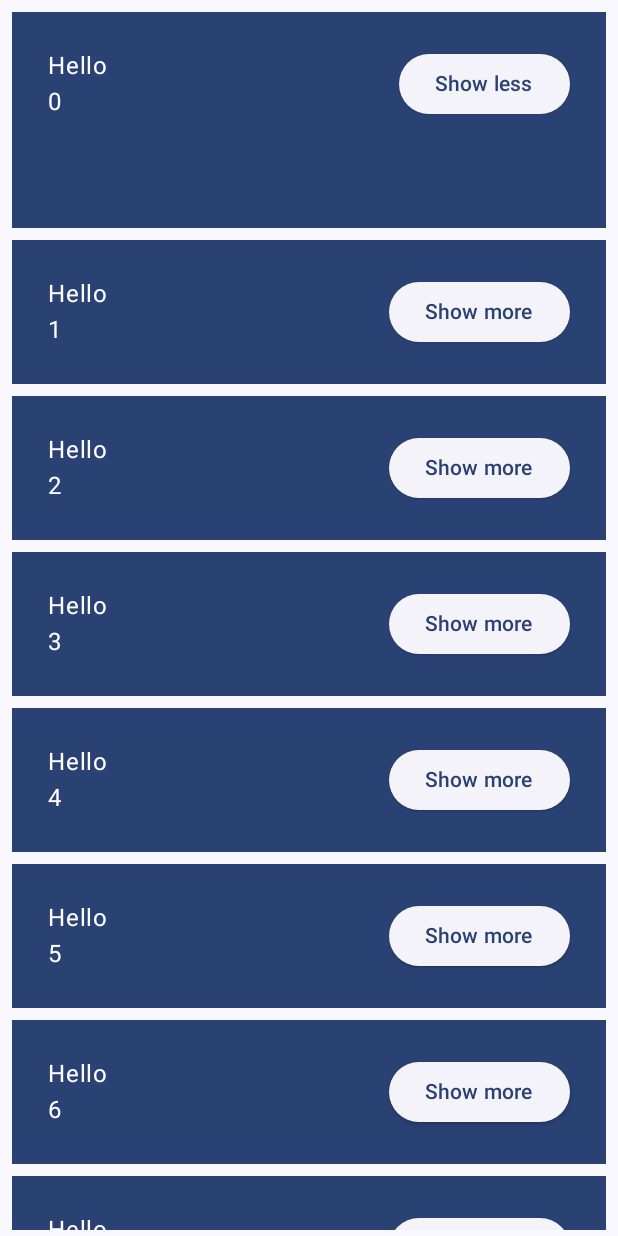
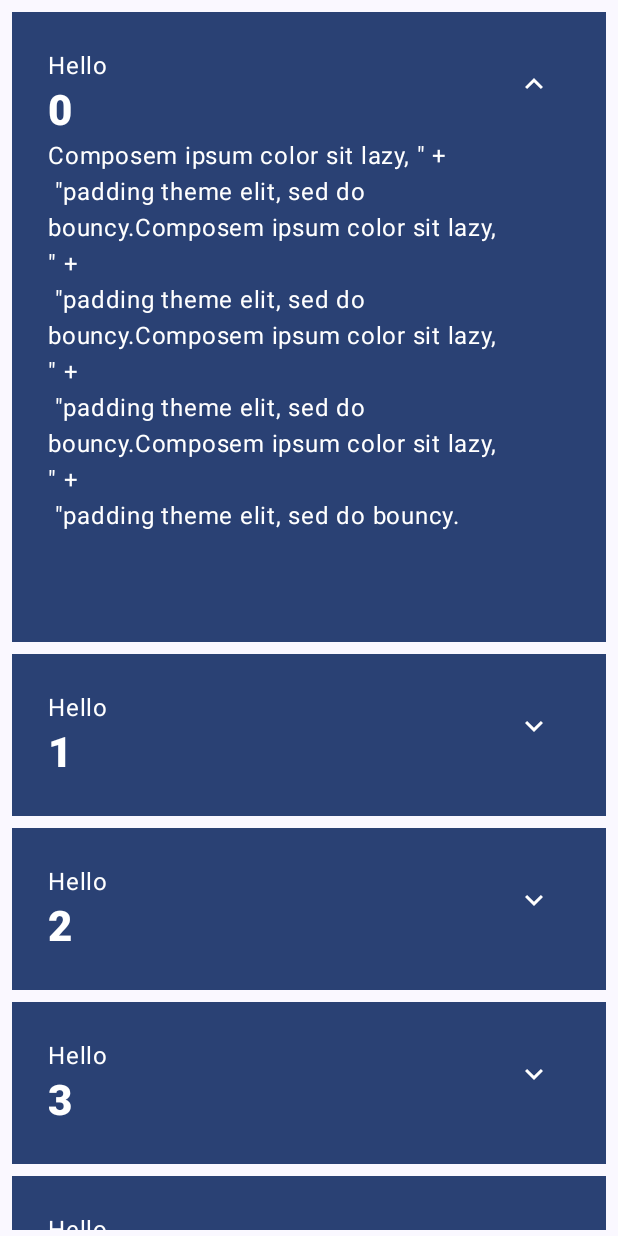
Before and after one commit to BrivaHamisi/Compose-Codelabs, an Android app built with Jetpack Compose: the screen it shows after launch (MainActivity), after a tap on "Show more", on a phone screen of 412 x 824 dp. Run offline under Robolectric (Android 15) with nearby library versions, the phone set to English and light mode, and no system bars; 1 other tap on this screen came first.

Commit message:
Styling anf theming and Finishing touches

```diff
--- a/app/build.gradle.kts
+++ b/app/build.gradle.kts
@@ -59,6 +59,7 @@ dependencies {
     implementation(libs.androidx.ui.tooling.preview)
     implementation(libs.androidx.material3)
     implementation(libs.material3) // or latest version
+    implementation(libs.androidx.material.icons.extended)
     implementation(platform(libs.androidx.compose.bom.v20240901))
     implementation(libs.androidx.lifecycle.runtime.ktx.v260) // Ensure the latest version
     implementation(libs.androidx.activity.compose.v170)
--- a/app/src/main/java/com/example/basiccodelabs/MainActivity.kt
+++ b/app/src/main/java/com/example/basiccodelabs/MainActivity.kt
@@ -30,7 +30,17 @@ import androidx.compose.foundation.lazy.LazyColumn
 import androidx.compose.foundation.lazy.items
 import androidx.compose.runtime.saveable.rememberSaveable
 import androidx.compose.animation.core.spring
+import androidx.compose.ui.text.font.FontWeight
 import androidx.compose.ui.unit.coerceAtLeast
+import android.content.res.Configuration.UI_MODE_NIGHT_YES
+import androidx.compose.material3.IconButton
+import androidx.compose.material3.Icon
+import androidx.compose.material.icons.Icons.Filled
+import androidx.compose.material.icons.filled.ExpandLess
+import androidx.compose.material.icons.filled.ExpandMore
+import androidx.compose.ui.res.stringResource
+
+
 
 class MainActivity : ComponentActivity() {
     override fun onCreate(savedInstanceState: Bundle?) {
@@ -75,6 +85,13 @@ fun OnboardingScreen(
         }
     }
 }
+
+@Preview(
+    showBackground = true,
+    widthDp = 320,
+    uiMode = UI_MODE_NIGHT_YES,
+    name = "GreetingsPreviewDark"
+)
 @Preview(showBackground = true, widthDp = 320, heightDp = 320)
 @Composable
 fun OnboardingPreview(){
@@ -116,16 +133,35 @@ fun Greeting(name: String, modifier: Modifier = Modifier) {
                     .padding(bottom = extraPadding.coerceAtLeast(0.dp))
             ) {
                 Text(text = "Hello")
-                Text(text = name)
+                Text(text = name, style = MaterialTheme.typography.headlineMedium.copy(
+                    fontWeight = FontWeight.ExtraBold
+                ))
+                if (expanded){
+                    Text(text = ("Composem ipsum color sit lazy, \" +\n" +
+                            " \"padding theme elit, sed do bouncy.").repeat(4),)
+                }
             }
-            ElevatedButton(onClick = { expanded = !expanded }) {
-                Text((if (expanded) "Show less" else "Show more"))
+            IconButton(onClick = { expanded = !expanded }) {
+                Icon(
+                    imageVector = if (expanded) Filled.ExpandLess else Filled.ExpandMore,
+                    contentDescription = if (expanded) {
+                        stringResource(R.string.show_less)
+                    } else {
+                        stringResource(R.string.show_more)
+                    }
+                )
             }
         }
     }
 
 }
 
+@Preview(
+    showBackground = true,
+    widthDp = 320,
+    uiMode = UI_MODE_NIGHT_YES,
+    name = "GreetingsPreviewDark"
+    )
 @Preview(showBackground = true, widthDp = 320)
 @Composable
 fun GreetingPreview() {
@@ -134,6 +170,12 @@ fun GreetingPreview() {
     }
 }
 
+@Preview(
+    showBackground = true,
+    widthDp = 320,
+    uiMode = UI_MODE_NIGHT_YES,
+    name = "GreetingsPreviewDark"
+)
 @Preview
 @Composable
 fun MyAppPreview() {
--- a/app/src/main/java/com/example/basiccodelabs/ui/theme/Color.kt
+++ b/app/src/main/java/com/example/basiccodelabs/ui/theme/Color.kt
@@ -9,3 +9,8 @@ val Pink80 = Color(0xFFEFB8C8)
 val Purple40 = Color(0xFF6650a4)
 val PurpleGrey40 = Color(0xFF625b71)
 val Pink40 = Color(0xFF7D5260)
+
+val Navy = Color(0xFF073042)
+val Blue = Color(0xFF4285F4)
+val LightBlue = Color(0xFFD7EFFE)
+val Chartreuse = Color(0xFFEFF7CF)
--- a/app/src/main/java/com/example/basiccodelabs/ui/theme/Theme.kt
+++ b/app/src/main/java/com/example/basiccodelabs/ui/theme/Theme.kt
@@ -9,18 +9,25 @@ import androidx.compose.material3.dynamicDarkColorScheme
 import androidx.compose.material3.dynamicLightColorScheme
 import androidx.compose.material3.lightColorScheme
 import androidx.compose.runtime.Composable
+import androidx.compose.runtime.SideEffect
+import androidx.compose.ui.graphics.Color
+import androidx.compose.ui.graphics.toArgb
 import androidx.compose.ui.platform.LocalContext
+import androidx.compose.ui.platform.LocalView
+import androidx.core.view.ViewCompat
 
 private val DarkColorScheme = darkColorScheme(
-    primary = Purple80,
-    secondary = PurpleGrey80,
-    tertiary = Pink80
+    surface = Blue,
+    onSurface = Navy,
+    primary = Navy,
+    onPrimary = Chartreuse
 )
 
 private val LightColorScheme = lightColorScheme(
-    primary = Purple40,
-    secondary = PurpleGrey40,
-    tertiary = Pink40
+    surface = Blue,
+    onSurface = Color.White,
+    primary = LightBlue,
+    onPrimary = Navy
 
     /* Other default colors to override
     background = Color(0xFFFFFBFE),
@@ -35,19 +42,25 @@ private val LightColorScheme = lightColorScheme(
 
 @Composable
 fun BasicCodelabsTheme(
-    darkTheme: Boolean = isSystemInDarkTheme(),
-    // Dynamic color is available on Android 12+
-    dynamicColor: Boolean = true,
-    content: @Composable () -> Unit
+darkTheme: Boolean = isSystemInDarkTheme(),
+// Dynamic color is available on Android 12+
+dynamicColor: Boolean = true,
+content: @Composable () -> Unit
 ) {
     val colorScheme = when {
         dynamicColor && Build.VERSION.SDK_INT >= Build.VERSION_CODES.S -> {
             val context = LocalContext.current
             if (darkTheme) dynamicDarkColorScheme(context) else dynamicLightColorScheme(context)
         }
-
         darkTheme -> DarkColorScheme
         else -> LightColorScheme
+    }
+    val view = LocalView.current
+    if (!view.isInEditMode) {
+        SideEffect {
+            (view.context as Activity).window.statusBarColor = colorScheme.primary.toArgb()
+            ViewCompat.getWindowInsetsController(view)?.isAppearanceLightStatusBars = darkTheme
+        }
     }
 
     MaterialTheme(
--- a/app/src/main/res/values/strings.xml
+++ b/app/src/main/res/values/strings.xml
@@ -1,3 +1,5 @@
 <resources>
     <string name="app_name">BasicCodelabs</string>
+    <string name="show_less">Show less</string>
+    <string name="show_more">Show more</string>
 </resources>
--- a/gradle/libs.versions.toml
+++ b/gradle/libs.versions.toml
@@ -18,6 +18,7 @@ androidx-activity-compose-v170 = { module = "androidx.activity:activity-compose"
 androidx-compose-bom-v20240901 = { module = "androidx.compose:compose-bom", version.ref = "composeBomVersion" }
 androidx-core-ktx = { group = "androidx.core", name = "core-ktx", version.ref = "coreKtx" }
 androidx-lifecycle-runtime-ktx-v260 = { module = "androidx.lifecycle:lifecycle-runtime-ktx", version.ref = "lifecycleRuntimeKtxVersion" }
+androidx-material-icons-extended = { module = "androidx.compose.material:material-icons-extended" }
 junit = { group = "junit", name = "junit", version.ref = "junit" }
 androidx-junit = { group = "androidx.test.ext", name = "junit", version.ref = "junitVersion" }
 androidx-espresso-core = { group = "androidx.test.espresso", name = "espresso-core", version.ref = "espressoCore" }
```
